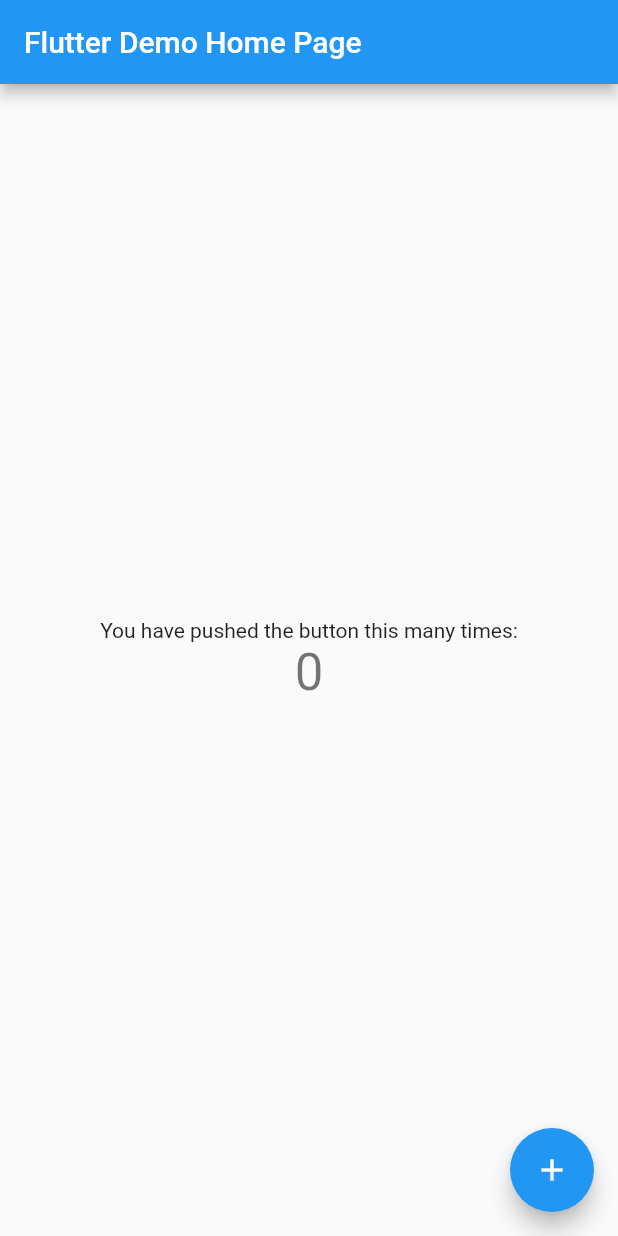
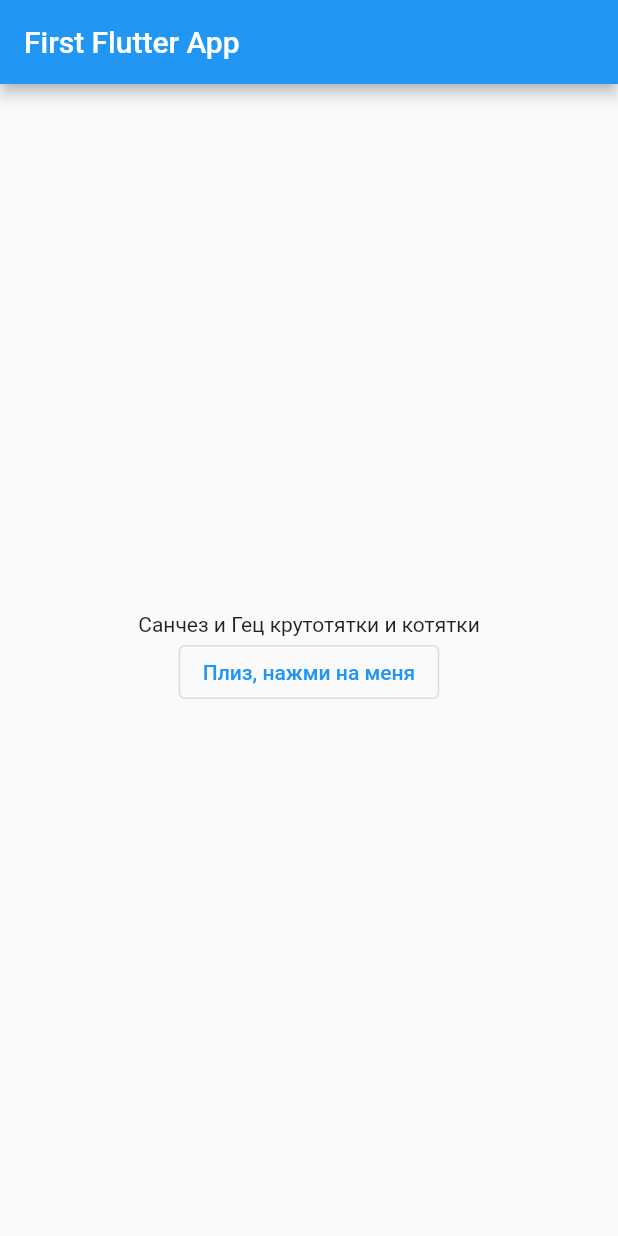
Before and after one commit to tori-getz/first-flutter-app, a Flutter app: the screen it shows after launch, on a phone screen of 412 x 824 dp. Run offline on Flutter 3.47's test engine with Material 2 defaults, Android fonts, the phone set to English and light mode, and no system bars.

Commit message:
add material app wrapper

```diff
--- a/lib/main.dart
+++ b/lib/main.dart
@@ -1,115 +1,53 @@
+import 'dart:developer';
+
 import 'package:flutter/material.dart';
 
 void main() {
-  runApp(const MyApp());
+  runApp(MyFirstApp());
 }
 
-class MyApp extends StatelessWidget {
-  const MyApp({super.key});
+class MyFirstApp extends StatefulWidget {
+  @override
+  State<StatefulWidget> createState() {
+    return _MyFirstAppState();
+  }
+}
 
-  // This widget is the root of your application.
+class _MyFirstAppState extends State<MyFirstApp> {
+  late bool _isCool;
+
   @override
-  Widget build(BuildContext context) {
+  void initState() {
+    _isCool = true;
+    super.initState();
+  }
+
+  @override
+  Widget build(BuildContext ctx) {
     return MaterialApp(
-      title: 'Flutter Demo',
-      theme: ThemeData(
-        // This is the theme of your application.
-        //
-        // Try running your application with "flutter run". You'll see the
-        // application has a blue toolbar. Then, without quitting the app, try
-        // changing the primarySwatch below to Colors.green and then invoke
-        // "hot reload" (press "r" in the console where you ran "flutter run",
-        // or simply save your changes to "hot reload" in a Flutter IDE).
-        // Notice that the counter didn't reset back to zero; the application
-        // is not restarted.
-        primarySwatch: Colors.blue,
+      home: Scaffold(
+        appBar: AppBar(
+          title: const Text('First Flutter App'),
+        ),
+        body: Center(
+          child: Column(
+            mainAxisAlignment: MainAxisAlignment.center,
+            children: [
+              _isCool
+                  ? const Text('Санчез и Гец крутотятки и котятки')
+                  : const Text('Санчез и гец чето так се('),
+              OutlinedButton(
+                onPressed: () {
+                  setState(() {
+                    _isCool = !_isCool;
+                  });
+                },
+                child: const Text('Плиз, нажми на меня'),
+              )
+            ],
+          ),
+        ),
       ),
-      home: const MyHomePage(title: 'Flutter Demo Home Page'),
     );
   }
 }
-
-class MyHomePage extends StatefulWidget {
-  const MyHomePage({super.key, required this.title});
-
-  // This widget is the home page of your application. It is stateful, meaning
-  // that it has a State object (defined below) that contains fields that affect
-  // how it looks.
-
-  // This class is the configuration for the state. It holds the values (in this
-  // case the title) provided by the parent (in this case the App widget) and
-  // used by the build method of the State. Fields in a Widget subclass are
-  // always marked "final".
-
-  final String title;
-
-  @override
-  State<MyHomePage> createState() => _MyHomePageState();
-}
-
-class _MyHomePageState extends State<MyHomePage> {
-  int _counter = 0;
-
-  void _incrementCounter() {
-    setState(() {
-      // This call to setState tells the Flutter framework that something has
-      // changed in this State, which causes it to rerun the build method below
-      // so that the display can reflect the updated values. If we changed
-      // _counter without calling setState(), then the build method would not be
-      // called again, and so nothing would appear to happen.
-      _counter++;
-    });
-  }
-
-  @override
-  Widget build(BuildContext context) {
-    // This method is rerun every time setState is called, for instance as done
-    // by the _incrementCounter method above.
-    //
-    // The Flutter framework has been optimized to make rerunning build methods
-    // fast, so that you can just rebuild anything that needs updating rather
-    // than having to individually change instances of widgets.
-    return Scaffold(
-      appBar: AppBar(
-        // Here we take the value from the MyHomePage object that was created by
-        // the App.build method, and use it to set our appbar title.
-        title: Text(widget.title),
-      ),
-      body: Center(
-        // Center is a layout widget. It takes a single child and positions it
-        // in the middle of the parent.
-        child: Column(
-          // Column is also a layout widget. It takes a list of children and
-          // arranges them vertically. By default, it sizes itself to fit its
-          // children horizontally, and tries to be as tall as its parent.
-          //
-          // Invoke "debug painting" (press "p" in the console, choose the
-          // "Toggle Debug Paint" action from the Flutter Inspector in Android
-          // Studio, or the "Toggle Debug Paint" command in Visual Studio Code)
-          // to see the wireframe for each widget.
-          //
-          // Column has various properties to control how it sizes itself and
-          // how it positions its children. Here we use mainAxisAlignment to
-          // center the children vertically; the main axis here is the vertical
-          // axis because Columns are vertical (the cross axis would be
-          // horizontal).
-          mainAxisAlignment: MainAxisAlignment.center,
-          children: <Widget>[
-            const Text(
-              'You have pushed the button this many times:',
-            ),
-            Text(
-              '$_counter',
-              style: Theme.of(context).textTheme.headline4,
-            ),
-          ],
-        ),
-      ),
-      floatingActionButton: FloatingActionButton(
-        onPressed: _incrementCounter,
-        tooltip: 'Increment',
-        child: const Icon(Icons.add),
-      ), // This trailing comma makes auto-formatting nicer for build methods.
-    );
-  }
-}
```
